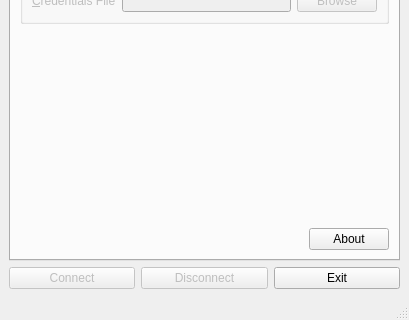
First picture: the form in src/gui/qjacktrip.ui, repository jacktrip/jacktrip, before the edit; both pictures show x 0 to 409 and y 525 to 845 of the 409 by 845 pixel window.
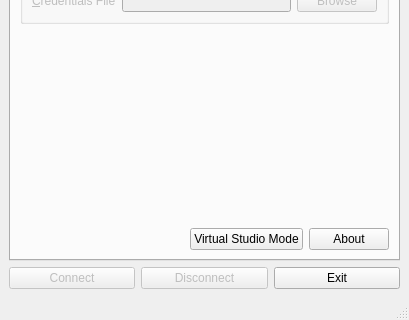
Second picture: the form after the edit. Icons and pictures are not drawn.

Commit message:
Initial virtual studio work
Alternative GUI that integrates with virtual studio built using QtQuick.

Patch:
```diff
--- a/src/gui/qjacktrip.ui
+++ b/src/gui/qjacktrip.ui
@@ -308,6 +308,13 @@
             </property>
            </spacer>
           </item>
+          <item>
+           <widget class="QPushButton" name="vsModeButton">
+            <property name="text">
+             <string>Virtual Studio Mode</string>
+            </property>
+           </widget>
+          </item>
           <item>
            <widget class="QPushButton" name="aboutButton">
             <property name="text">
```
Left out of the diff: 1 changed line with no effect on the pictures. The commit also changes 50 other files.
